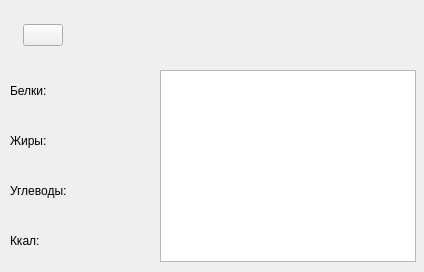
This is project/forms/Product_info.ui in Galoev/nutritionist-helper as Qt 5 draws it before an edit. The edited form follows.
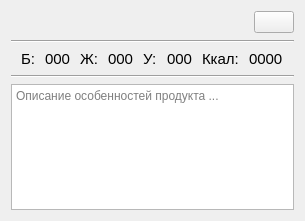
This is the edited form. Icons and pictures are not drawn.

```diff
--- a/project/forms/Product_info.ui
+++ b/project/forms/Product_info.ui
@@ -6,30 +6,42 @@
    <rect>
     <x>0</x>
     <y>0</y>
-    <width>424</width>
-    <height>272</height>
+    <width>305</width>
+    <height>221</height>
    </rect>
   </property>
   <property name="windowTitle">
    <string>Form</string>
   </property>
-  <widget class="QWidget" name="horizontalLayoutWidget">
-   <property name="geometry">
-    <rect>
-     <x>10</x>
-     <y>10</y>
-     <width>401</width>
-     <height>51</height>
-    </rect>
-   </property>
+  <layout class="QVBoxLayout" name="verticalLayout">
+   <item>
    <layout class="QHBoxLayout" name="horizontalLayout">
     <item>
      <widget class="QLabel" name="label_productName">
+       <property name="font">
+        <font>
+         <family>Calibri</family>
+         <pointsize>14</pointsize>
+        </font>
+       </property>
       <property name="text">
        <string>&lt;Product_name&gt;</string>
       </property>
      </widget>
     </item>
+     <item>
+      <spacer name="horizontalSpacer">
+       <property name="orientation">
+        <enum>Qt::Horizontal</enum>
+       </property>
+       <property name="sizeHint" stdset="0">
+        <size>
+         <width>208</width>
+         <height>20</height>
+        </size>
+       </property>
+      </spacer>
+     </item>
     <item>
      <widget class="QPushButton" name="pushButton_productEdit">
       <property name="icon">
@@ -38,111 +50,126 @@
       </property>
      </widget>
     </item>
+    </layout>
+   </item>
     <item>
-     <spacer name="horizontalSpacer">
+    <widget class="Line" name="line_2">
+     <property name="orientation">
+      <enum>Qt::Horizontal</enum>
+     </property>
+    </widget>
+   </item>
+   <item>
+    <layout class="QHBoxLayout" name="horizontalLayout_6">
+     <property name="spacing">
+      <number>10</number>
+     </property>
+     <item>
+      <spacer name="horizontalSpacer_3">
       <property name="orientation">
        <enum>Qt::Horizontal</enum>
       </property>
       <property name="sizeHint" stdset="0">
        <size>
-        <width>208</width>
+         <width>40</width>
         <height>20</height>
        </size>
       </property>
      </spacer>
     </item>
-   </layout>
-  </widget>
-  <widget class="QWidget" name="horizontalLayoutWidget_2">
-   <property name="geometry">
-    <rect>
-     <x>10</x>
-     <y>70</y>
-     <width>141</width>
-     <height>41</height>
-    </rect>
-   </property>
+     <item>
    <layout class="QHBoxLayout" name="horizontalLayout_2">
     <item>
      <widget class="QLabel" name="label_protein">
+         <property name="font">
+          <font>
+           <pointsize>11</pointsize>
+          </font>
+         </property>
       <property name="text">
-       <string>Белки:</string>
+          <string>Б:</string>
       </property>
      </widget>
     </item>
     <item>
      <widget class="QLabel" name="label_numProtein">
+         <property name="font">
+          <font>
+           <pointsize>11</pointsize>
+          </font>
+         </property>
       <property name="text">
-       <string>&lt;Num_protein&gt;</string>
+          <string>000</string>
       </property>
      </widget>
     </item>
    </layout>
-  </widget>
-  <widget class="QWidget" name="horizontalLayoutWidget_3">
-   <property name="geometry">
-    <rect>
-     <x>10</x>
-     <y>120</y>
-     <width>141</width>
-     <height>41</height>
-    </rect>
-   </property>
+     </item>
+     <item>
    <layout class="QHBoxLayout" name="horizontalLayout_3">
     <item>
      <widget class="QLabel" name="label_fats">
+         <property name="font">
+          <font>
+           <pointsize>11</pointsize>
+          </font>
+         </property>
       <property name="text">
-       <string>Жиры:</string>
+          <string>Ж:</string>
       </property>
      </widget>
     </item>
     <item>
      <widget class="QLabel" name="label_numFats">
+         <property name="font">
+          <font>
+           <pointsize>11</pointsize>
+          </font>
+         </property>
       <property name="text">
-       <string>&lt;Num_fats&gt;</string>
+          <string>000</string>
       </property>
      </widget>
     </item>
    </layout>
-  </widget>
-  <widget class="QWidget" name="horizontalLayoutWidget_4">
-   <property name="geometry">
-    <rect>
-     <x>10</x>
-     <y>170</y>
-     <width>141</width>
-     <height>41</height>
-    </rect>
-   </property>
+     </item>
+     <item>
    <layout class="QHBoxLayout" name="horizontalLayout_4">
     <item>
      <widget class="QLabel" name="label_carbohydrates">
+         <property name="font">
+          <font>
+           <pointsize>11</pointsize>
+          </font>
+         </property>
       <property name="text">
-       <string>Углеводы:</string>
+          <string>У:</string>
       </property>
      </widget>
     </item>
     <item>
      <widget class="QLabel" name="label_numCarbohydrates">
+         <property name="font">
+          <font>
+           <pointsize>11</pointsize>
+          </font>
+         </property>
       <property name="text">
-       <string>&lt;Num_сarbohydrates&gt;</string>
+          <string>000</string>
       </property>
      </widget>
     </item>
    </layout>
-  </widget>
-  <widget class="QWidget" name="horizontalLayoutWidget_5">
-   <property name="geometry">
-    <rect>
-     <x>10</x>
-     <y>220</y>
-     <width>141</width>
-     <height>41</height>
-    </rect>
-   </property>
+     </item>
+     <item>
    <layout class="QHBoxLayout" name="horizontalLayout_5">
     <item>
      <widget class="QLabel" name="label_kcal">
+         <property name="font">
+          <font>
+           <pointsize>11</pointsize>
+          </font>
+         </property>
       <property name="text">
        <string>Ккал:</string>
       </property>
@@ -150,23 +177,51 @@
     </item>
     <item>
      <widget class="QLabel" name="label_numKcal">
+         <property name="font">
+          <font>
+           <pointsize>11</pointsize>
+          </font>
+         </property>
       <property name="text">
-       <string>&lt;Num_kcal&gt;</string>
+          <string>0000</string>
       </property>
      </widget>
     </item>
    </layout>
-  </widget>
-  <widget class="QTextBrowser" name="textBrowser_productDescription">
-   <property name="geometry">
-    <rect>
-     <x>160</x>
-     <y>70</y>
-     <width>256</width>
-     <height>192</height>
-    </rect>
-   </property>
-  </widget>
+     </item>
+     <item>
+      <spacer name="horizontalSpacer_2">
+       <property name="orientation">
+        <enum>Qt::Horizontal</enum>
+       </property>
+       <property name="sizeHint" stdset="0">
+        <size>
+         <width>40</width>
+         <height>20</height>
+        </size>
+       </property>
+      </spacer>
+     </item>
+    </layout>
+   </item>
+   <item>
+    <widget class="Line" name="line">
+     <property name="orientation">
+      <enum>Qt::Horizontal</enum>
+     </property>
+    </widget>
+   </item>
+   <item>
+    <widget class="QTextEdit" name="textEdit_description">
+     <property name="readOnly">
+      <bool>true</bool>
+     </property>
+     <property name="placeholderText">
+      <string>Описание особенностей продукта ...</string>
+     </property>
+    </widget>
+   </item>
+  </layout>
  </widget>
  <resources>
   <include location="../rec.qrc"/>
```
Lines whose indentation alone changed are shown as unchanged.
